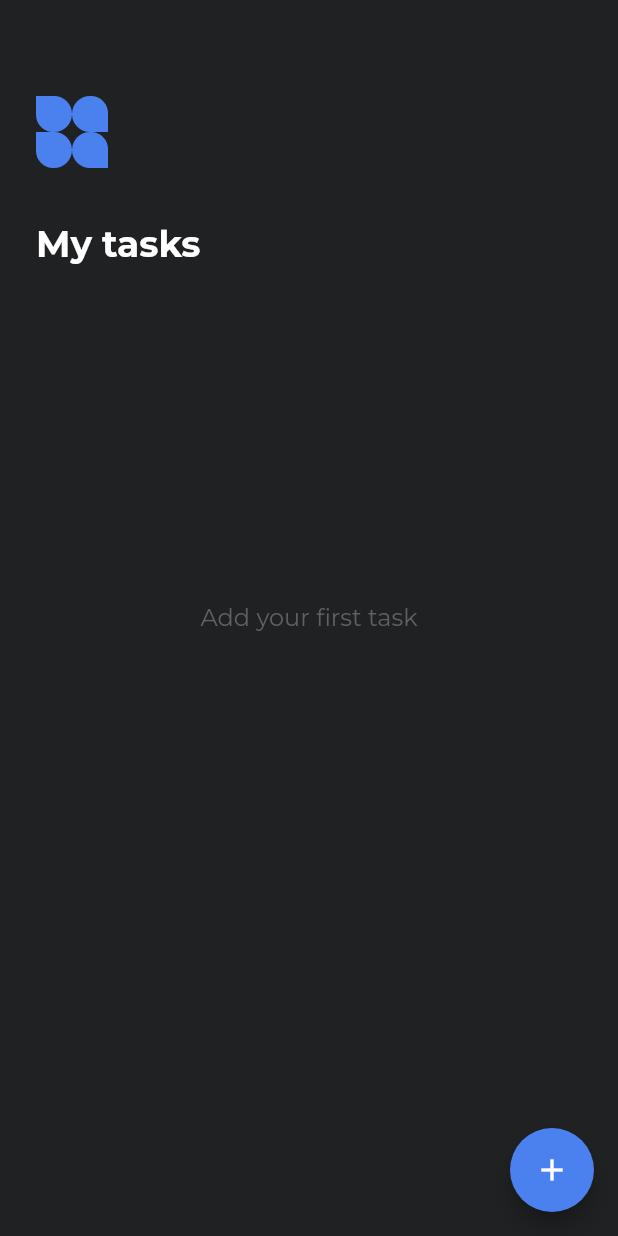
After one commit to oliwia9812/todoapp, a Flutter app: the screen it shows after launch, after a tap on "GET STARTED", on a phone screen of 412 x 824 dp. The commit adds this screen. Run offline on Flutter 3.47's test engine with Material 2 defaults, Android fonts, the light colour scheme and no system bars; our stand-ins replace bloc, equatable, flutter_bloc, flutter_svg, google_fonts.

Commit message:
Add crud operations for tasks

```diff
--- a/lib/app.dart
+++ b/lib/app.dart
@@ -1,18 +1,26 @@
 import 'package:flutter/material.dart';
+import 'package:todoapp/models/task_model.dart';
+import 'package:todoapp/styles/app_colors.dart';
 import 'package:todoapp/ui/screens/intro/intro_screen.dart';
 import 'package:google_fonts/google_fonts.dart';
+
+import 'blocs/bloc_exports.dart';
 
 class MyApp extends StatelessWidget {
   const MyApp({super.key});
 
   @override
   Widget build(BuildContext context) {
-    return MaterialApp(
-      theme: ThemeData(
-        textTheme: GoogleFonts.montserratTextTheme(),
+    return BlocProvider(
+      create: (context) => TaskBloc(),
+      child: MaterialApp(
+        theme: ThemeData(
+          textTheme: GoogleFonts.montserratTextTheme(),
+          unselectedWidgetColor: AppColors.lightGray,
+        ),
+        debugShowCheckedModeBanner: false,
+        home: IntroScreen(),
       ),
-      debugShowCheckedModeBanner: false,
-      home: IntroScreen(),
     );
   }
 }
--- /dev/null
+++ b/lib/blocs/bloc/task_bloc.dart
@@ -0,0 +1,35 @@
+import 'package:bloc/bloc.dart';
+import 'package:equatable/equatable.dart';
+import 'package:todoapp/models/task_model.dart';
+
+part 'task_event.dart';
+part 'task_state.dart';
+
+class TaskBloc extends Bloc<TaskEvent, TaskState> {
+  List<TaskModel> allTasks = [];
+
+  TaskBloc() : super(TaskLoading()) {
+    on<GetTasks>((event, emit) {
+      emit(TaskLoaded(tasksList: allTasks));
+    });
+    on<AddTask>((event, emit) {
+      emit(TaskLoading());
+      allTasks.add(event.task);
+
+      emit(TaskLoaded(tasksList: allTasks));
+    });
+    on<UpdateTask>((event, emit) {
+      emit(TaskLoading());
+      TaskModel selectedTask = allTasks.elementAt(event.taskId);
+      selectedTask.isCompleted = !selectedTask.isCompleted;
+
+      emit(TaskLoaded(tasksList: allTasks));
+    });
+    on<RemoveTask>((event, emit) {
+      emit(TaskLoading());
+      allTasks.removeAt(event.taskId);
+      print(allTasks);
+      emit(TaskLoaded(tasksList: allTasks));
+    });
+  }
+}
--- /dev/null
+++ b/lib/blocs/bloc/task_event.dart
@@ -0,0 +1,28 @@
+part of 'task_bloc.dart';
+
+abstract class TaskEvent extends Equatable {
+  const TaskEvent();
+
+  @override
+  List<Object> get props => [];
+}
+
+class GetTasks extends TaskEvent {}
+
+class AddTask extends TaskEvent {
+  TaskModel task;
+
+  AddTask({required this.task});
+}
+
+class UpdateTask extends TaskEvent {
+  int taskId;
+
+  UpdateTask({required this.taskId});
+}
+
+class RemoveTask extends TaskEvent {
+  int taskId;
+
+  RemoveTask({required this.taskId});
+}
--- /dev/null
+++ b/lib/blocs/bloc/task_state.dart
@@ -0,0 +1,16 @@
+part of 'task_bloc.dart';
+
+abstract class TaskState extends Equatable {
+  const TaskState();
+
+  @override
+  List<Object> get props => [];
+}
+
+class TaskLoading extends TaskState {}
+
+class TaskLoaded extends TaskState {
+  List<TaskModel> tasksList;
+
+  TaskLoaded({required this.tasksList});
+}
--- /dev/null
+++ b/lib/blocs/bloc_exports.dart
@@ -0,0 +1,2 @@
+export 'bloc/task_bloc.dart';
+export 'package:flutter_bloc/flutter_bloc.dart';
--- a/lib/main.dart
+++ b/lib/main.dart
@@ -1,6 +1,7 @@
 import 'package:flutter/material.dart';
+import 'package:flutter_bloc/flutter_bloc.dart';
 import 'package:todoapp/app.dart';
 
 void main() {
-  runApp(const MyApp());
+  runApp(MyApp());
 }
--- /dev/null
+++ b/lib/models/task_model.dart
@@ -0,0 +1,17 @@
+import 'package:equatable/equatable.dart';
+
+class TaskModel extends Equatable {
+  TaskModel({
+    required this.taskName,
+    required this.isCompleted,
+  });
+
+  bool isCompleted;
+  final String taskName;
+
+  @override
+  List<Object?> get props => [
+        isCompleted,
+        taskName,
+      ];
+}
--- a/lib/styles/app_colors.dart
+++ b/lib/styles/app_colors.dart
@@ -5,6 +5,7 @@ class AppColors {
   static const Color blue = Color(0xFF4B81EE);
   static const Color gray = Color(0xFF2C2C2E);
   static const Color lightGray = Color(0xFF606060);
+  static const Color red = Color.fromARGB(255, 190, 37, 37);
   static const Color white = Color(0xFFFFFFFF);
 
   const AppColors._();
--- a/lib/ui/screens/home/home_screen.dart
+++ b/lib/ui/screens/home/home_screen.dart
@@ -1,12 +1,35 @@
 import 'package:flutter/material.dart';
+import 'package:todoapp/models/task_model.dart';
 import 'package:todoapp/styles/app_colors.dart';
 import 'package:flutter_svg/flutter_svg.dart';
+import 'package:todoapp/ui/screens/home/widgets/tasks_list.dart';
+import '../../../blocs/bloc_exports.dart';
 
-class HomeScreen extends StatelessWidget {
-  const HomeScreen({super.key});
+class HomeScreen extends StatefulWidget {
+  HomeScreen({super.key});
+
+  @override
+  State<HomeScreen> createState() => _HomeScreenState();
+}
+
+class _HomeScreenState extends State<HomeScreen> {
+  TextEditingController taskController = TextEditingController();
+
+  @override
+  void initState() {
+    BlocProvider.of<TaskBloc>(context).add(GetTasks());
+    super.initState();
+  }
 
   @override
   Widget build(BuildContext context) {
+    return BlocBuilder<TaskBloc, TaskState>(
+      builder: (context, state) {
+        if (state is TaskLoading) {
+          return const CircularProgressIndicator(
+            backgroundColor: AppColors.lightGray,
+          );
+        } else if (state is TaskLoaded) {
           return Scaffold(
             backgroundColor: AppColors.background,
             floatingActionButton: FloatingActionButton(
@@ -28,8 +51,8 @@ class HomeScreen extends StatelessWidget {
                           children: [
                             Column(
                               crossAxisAlignment: CrossAxisAlignment.start,
-                        children: const [
-                          Text(
+                              children: [
+                                const Text(
                                   'Task name',
                                   style: TextStyle(
                                     color: AppColors.lightGray,
@@ -38,10 +61,19 @@ class HomeScreen extends StatelessWidget {
                                   ),
                                 ),
                                 TextField(
-                            decoration: InputDecoration(
+                                  controller: taskController,
+                                  style:
+                                      const TextStyle(color: AppColors.white),
+                                  cursorColor: AppColors.blue,
+                                  decoration: const InputDecoration(
                                     enabledBorder: UnderlineInputBorder(
-                                borderSide:
-                                    BorderSide(color: AppColors.lightGray),
+                                      borderSide: BorderSide(
+                                          color: AppColors.lightGray),
+                                    ),
+                                    focusedBorder: UnderlineInputBorder(
+                                      borderSide: BorderSide(
+                                        color: AppColors.blue,
+                                      ),
                                     ),
                                   ),
                                 ),
@@ -55,10 +87,19 @@ class HomeScreen extends StatelessWidget {
                                   style: ElevatedButton.styleFrom(
                                     shape: const StadiumBorder(),
                                     backgroundColor: AppColors.blue,
-                              padding:
-                                  const EdgeInsets.symmetric(vertical: 18.0),
+                                    padding: const EdgeInsets.symmetric(
+                                        vertical: 18.0),
                                   ),
-                            onPressed: () {},
+                                  onPressed: () {
+                                    final task = TaskModel(
+                                        taskName: taskController.text,
+                                        isCompleted: false);
+                                    BlocProvider.of<TaskBloc>(context)
+                                        .add(AddTask(task: task));
+
+                                    Navigator.pop(context);
+                                    taskController.clear();
+                                  },
                                   child: Text(
                                     'Add task'.toUpperCase(),
                                     style: const TextStyle(
@@ -99,8 +140,13 @@ class HomeScreen extends StatelessWidget {
                           fontWeight: FontWeight.w700,
                         ),
                       ),
+                      const SizedBox(height: 16.0),
+                      TasksList(
+                        tasks: state.tasksList,
+                      )
                     ],
                   ),
+                  if (state.tasksList.isEmpty)
                     const Center(
                       child: Text(
                         'Add your first task',
@@ -115,4 +161,8 @@ class HomeScreen extends StatelessWidget {
             ),
           );
         }
+        return CircularProgressIndicator();
+      },
+    );
   }
+}
--- /dev/null
+++ b/lib/ui/screens/home/widgets/tasks_list.dart
@@ -0,0 +1,73 @@
+import 'package:flutter/src/widgets/container.dart';
+import 'package:flutter/src/widgets/framework.dart';
+import 'package:flutter/material.dart';
+import 'package:todoapp/blocs/bloc_exports.dart';
+import 'package:todoapp/models/task_model.dart';
+import 'package:todoapp/styles/app_colors.dart';
+
+class TasksList extends StatelessWidget {
+  final List<TaskModel> tasks;
+
+  const TasksList({
+    required this.tasks,
+    super.key,
+  });
+
+  @override
+  Widget build(BuildContext context) {
+    return Expanded(
+      child: ListView.builder(
+        itemCount: tasks.length,
+        itemBuilder: ((context, index) {
+          final TaskModel task = tasks[index];
+          return Dismissible(
+            background: Container(
+              padding: const EdgeInsets.only(right: 16.0),
+              color: AppColors.red,
+              child: const Align(
+                  alignment: Alignment.centerRight,
+                  child: Icon(
+                    Icons.delete,
+                    color: AppColors.white,
+                  )),
+            ),
+            key: Key(task.toString()),
+            child: ListTile(
+              visualDensity: const VisualDensity(vertical: -1),
+              horizontalTitleGap: 0.0,
+              contentPadding: EdgeInsets.zero,
+              textColor:
+                  task.isCompleted ? AppColors.lightGray : AppColors.white,
+              title: Text(
+                task.taskName,
+                style: TextStyle(
+                  decoration:
+                      task.isCompleted ? TextDecoration.lineThrough : null,
+                ),
+              ),
+              leading: SizedBox(
+                height: 24.0,
+                width: 24.0,
+                child: Checkbox(
+                  shape: RoundedRectangleBorder(
+                    borderRadius: BorderRadius.circular(3.0),
+                  ),
+                  activeColor: AppColors.blue,
+                  onChanged: (value) {
+                    BlocProvider.of<TaskBloc>(context).add(
+                      UpdateTask(taskId: index),
+                    );
+                  },
+                  value: task.isCompleted,
+                ),
+              ),
+            ),
+            onDismissed: (direction) {
+              BlocProvider.of<TaskBloc>(context).add(RemoveTask(taskId: index));
+            },
+          );
+        }),
+      ),
+    );
+  }
+}
--- a/lib/ui/screens/intro/intro_screen.dart
+++ b/lib/ui/screens/intro/intro_screen.dart
@@ -77,7 +77,7 @@ class IntroScreen extends StatelessWidget {
                             Navigator.push(
                               context,
                               MaterialPageRoute(
-                                builder: ((context) => const HomeScreen()),
+                                builder: ((context) => HomeScreen()),
                               ),
                             );
                           },
--- a/pubspec.yaml
+++ b/pubspec.yaml
@@ -38,6 +38,10 @@ dependencies:
   cupertino_icons: ^1.0.2
   flutter_svg: ^1.1.5
   google_fonts: ^3.0.1
+  bloc: ^8.1.0
+  flutter_bloc: ^8.1.1
+  equatable: ^2.0.5
+  uuid: ^3.0.6
 
 dev_dependencies:
   flutter_test:
```
Also changed, not shown: pubspec.lock. Lines whose indentation alone changed are shown as unchanged.
